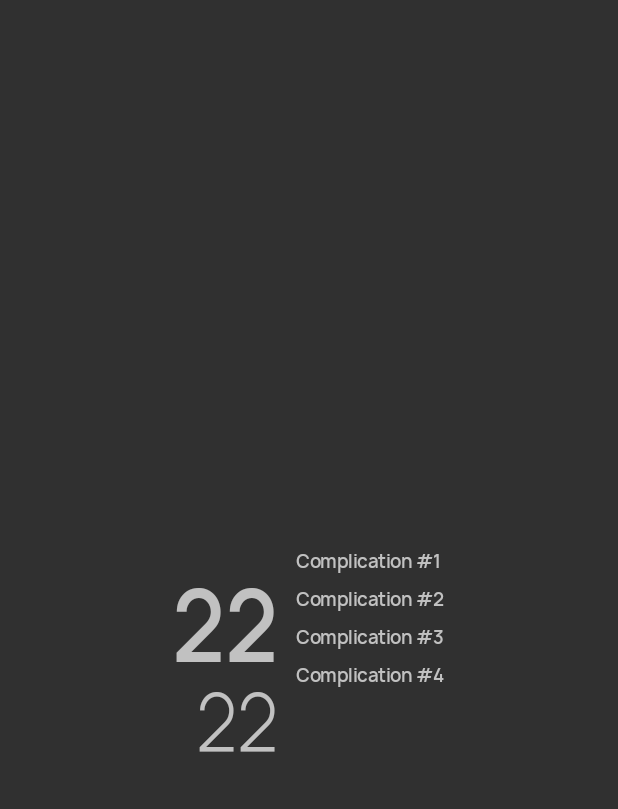
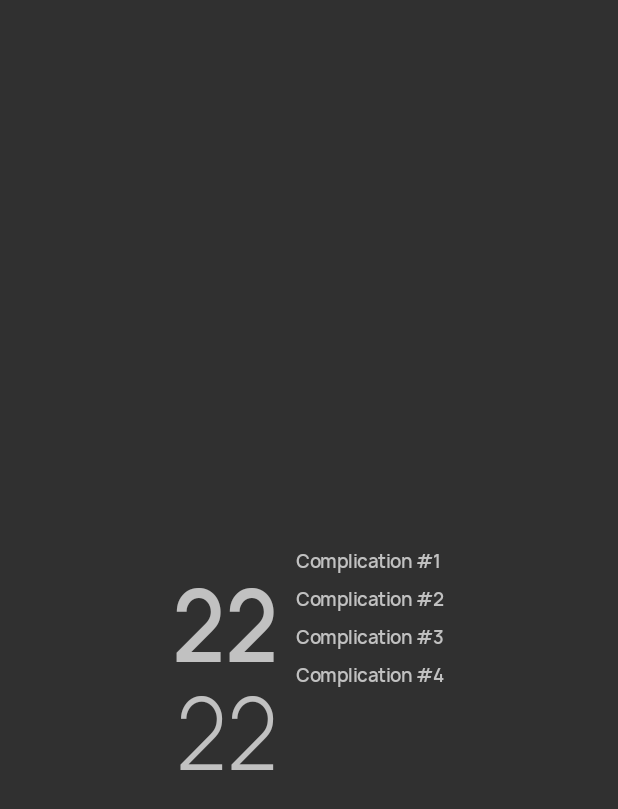
Before and after one commit to AChep/horlogo, an Android app: the layout watch_face.xml on its own in the app's theme, with its tools: preview values and no code run, on a phone screen of 412 x 824 dp. Shown: the top 809 px of the screen. Run offline under Robolectric (Android 15) with nearby library versions, the phone set to English and light mode, and no system bars.

Commit message:
Change the size of minute text to match hour text

```diff
--- a/common/src/main/res/values/styles.xml
+++ b/common/src/main/res/values/styles.xml
@@ -54,7 +54,6 @@
     <style name="WatchFaceClock.Minute.Vertical" parent="WatchFaceClock.Minute">
         <item name="android:translationY">-8dp</item>
         <item name="android:gravity">end|top</item>
-        <item name="android:textSize">52sp</item>
     </style>
 
     <style name="WatchFaceClock.Hour.Horizontal" parent="WatchFaceClock.Hour">
```
